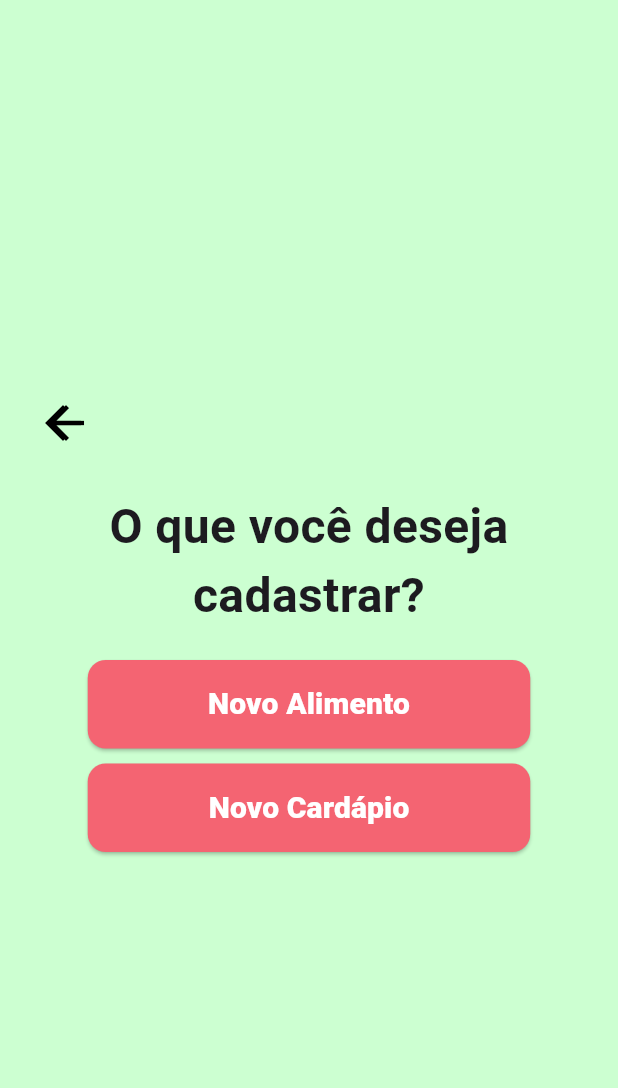
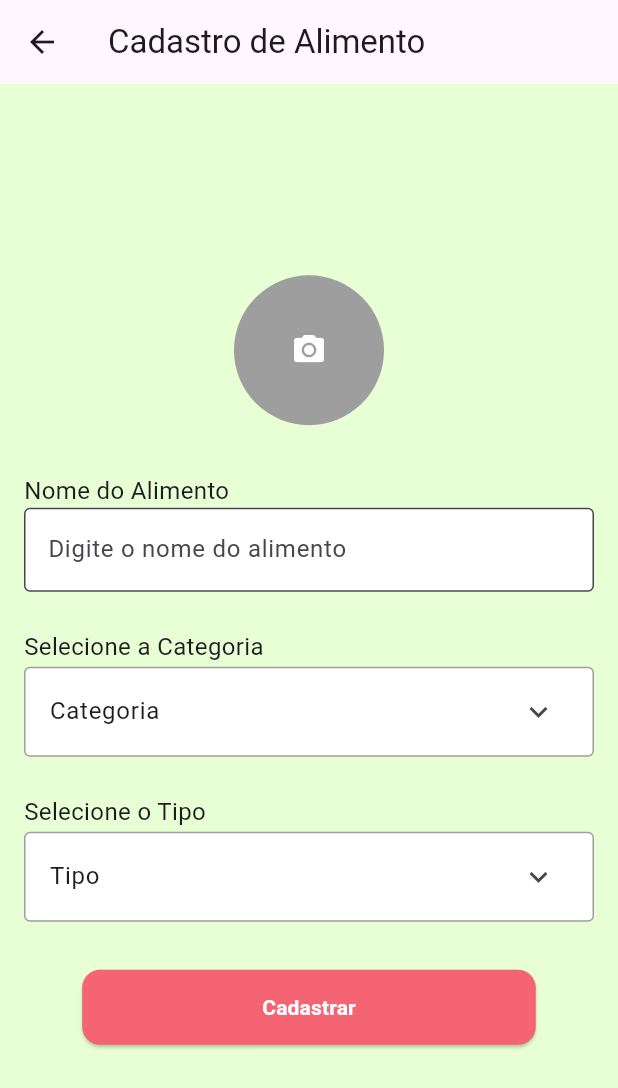
Before and after one commit to beatrizfeitosa/aplicativo-nutricao, a Flutter app: the CadastroPage screen opened directly, after a tap on "Novo Alimento", on a phone screen of 412 x 824 dp. Shown: the top 1088 px of the screen. Run offline on Flutter 3.47's test engine with Material 3 defaults, Android fonts, the phone set to English and light mode, and no system bars; our stand-ins replace flutter_masked_text2, google_fonts, image_picker, sqflite; accounts and stored records are empty.

Commit message:
Adding files to Food Registration

```diff
--- /dev/null
+++ b/lib/controllers/alimentos_controller.dart
@@ -0,0 +1,30 @@
+import 'dart:io';
+import 'package:image_picker/image_picker.dart';
+import 'package:aplicativo_nutricao/data/database_helper.dart';
+
+class AlimentosController {
+  Future<String?> selectImage() async {
+    final ImagePicker picker = ImagePicker();
+    final XFile? image = await picker.pickImage(source: ImageSource.gallery);
+    return image?.path;
+  }
+
+  Future<void> cadastrarAlimento({
+    required String nome,
+    required String tipo,
+    required String categoria,
+    String? foto,
+  }) async {
+    List<int> imageBytes = [];
+    if (foto != null) {
+      imageBytes = await _converterImagemParaBytes(foto);
+    }
+
+    await Database.insereAlimento(nome:nome, tipo:tipo, categoria:categoria, foto: imageBytes);
+  }
+
+  Future<List<int>> _converterImagemParaBytes(String imagePath) async {
+    final File imageFile = File(imagePath);
+    return await imageFile.readAsBytes();
+  }
+}
--- a/lib/data/database_helper.dart
+++ b/lib/data/database_helper.dart
@@ -13,6 +13,18 @@ class Database {
         createdAt TIMESTAMP NOT NULL DEFAULT CURRENT_TIMESTAMP
       )
       """);
+
+    // Criação da tabela `alimentos`
+    await database.execute("""
+    CREATE TABLE alimentos (
+  id INTEGER PRIMARY KEY AUTOINCREMENT NOT NULL,
+  nome TEXT NOT NULL,
+  categoria TEXT NOT NULL,
+  tipo TEXT NOT NULL,
+  foto BLOB,
+  createdAt TIMESTAMP DEFAULT CURRENT_TIMESTAMP
+)
+  """);
   }
 
   static Future<sql.Database> database() async {
@@ -25,7 +37,12 @@ class Database {
     );
   }
 
-  static Future<int> insereUsuario({required String email, required String senha, required String nome, required String dataNascimento, required List<int> foto}) async {
+  static Future<int> insereUsuario(
+      {required String email,
+      required String senha,
+      required String nome,
+      required String dataNascimento,
+      required List<int> foto}) async {
     final database = await Database.database();
     final data = {
       'email': email,
@@ -34,17 +51,41 @@ class Database {
       'data_nascimento': dataNascimento,
       'foto': foto,
     };
-    final id = await database.insert('usuarios', data, conflictAlgorithm: sql.ConflictAlgorithm.replace);
+    final id = await database.insert('usuarios', data,
+        conflictAlgorithm: sql.ConflictAlgorithm.replace);
+    return id;
+  }
+
+  static Future<int> insereAlimento(
+      {required String nome,
+      required String categoria,
+      required String tipo,
+      required List<int> foto}) async {
+    final database = await Database.database();
+    final data = {
+      'nome': nome,
+      'categoria': categoria,
+      'tipo': tipo,
+      'foto': foto,
+    };
+    final id = await database.insert('alimentos', data,
+        conflictAlgorithm: sql.ConflictAlgorithm.replace);
     return id;
   }
 
   static Future<List<Map<String, dynamic>>> retornaUsuario(String email) async {
     final database = await Database.database();
-    return database.query('usuarios', where: "email = ?", whereArgs: [email], limit: 1);
+    return database.query('usuarios',
+        where: "email = ?", whereArgs: [email], limit: 1);
   }
 
   static Future<List<Map<String, dynamic>>> retornaUsuarios() async {
     final database = await Database.database();
     return database.query('usuarios');
   }
+
+  static Future<List<Map<String, dynamic>>> retornaAlimentos() async {
+    final database = await Database.database();
+    return database.query('alimentos');
+  }
 }
--- /dev/null
+++ b/lib/view/cadastro_alimento.dart
@@ -0,0 +1,284 @@
+import 'dart:io';
+import 'package:aplicativo_nutricao/controllers/alimentos_controller.dart';
+import 'package:flutter/material.dart';
+
+class CadastroAlimento extends StatefulWidget {
+  const CadastroAlimento({Key? key}) : super(key: key);
+
+  @override
+  State<CadastroAlimento> createState() => _CadastroAlimentoState();
+}
+
+class _CadastroAlimentoState extends State<CadastroAlimento> {
+  final _formKey = GlobalKey<FormState>();
+  final _nomeController = TextEditingController();
+  String? _categoriaSelecionada;
+  String? _tipoSelecionado;
+  String? _imagePath;
+
+  @override
+  Widget build(BuildContext context) {
+    return Scaffold(
+      appBar: AppBar(
+        title: const Text('Cadastro de Alimento'),
+      ),
+      backgroundColor: const Color(0xFFE8FFD5),
+      body: Center(
+        child: SingleChildScrollView(
+          child: Padding(
+            padding: const EdgeInsets.all(16.0),
+            child: Form(
+              key: _formKey,
+              child: Column(
+                mainAxisAlignment: MainAxisAlignment.center,
+                children: [
+                  GestureDetector(
+                    onTap: _selectImage,
+                    child: _imagePath != null
+                        ? CircleAvatar(
+                            radius: 50,
+                            backgroundImage: FileImage(File(_imagePath!)),
+                          )
+                        : const CircleAvatar(
+                            radius: 50,
+                            backgroundColor: Colors.grey,
+                            child: Icon(Icons.camera_alt, color: Colors.white),
+                          ),
+                  ),
+                  const SizedBox(height: 32),
+                  const Align(
+                    alignment: Alignment.centerLeft,
+                    child: Text(
+                      'Nome do Alimento',
+                      style: TextStyle(fontSize: 16),
+                    ),
+                  ),
+                  TextFormField(
+                    controller: _nomeController,
+                    decoration: const InputDecoration(
+                      hintText: 'Digite o nome do alimento',
+                      border: OutlineInputBorder(),
+                      filled: true,
+                      fillColor: Colors.white,
+                    ),
+                    style: const TextStyle(
+                      fontSize: 16,
+                      color: Colors.black,
+                    ),
+                    validator: (value) {
+                      if (value == null || value.isEmpty) {
+                        return 'Por favor, insira o nome do alimento';
+                      }
+                      return null;
+                    },
+                    maxLines: 1,
+                  ),
+                  const SizedBox(height: 25),
+                  const Align(
+                    alignment: Alignment.centerLeft,
+                    child: Text(
+                      'Selecione a Categoria',
+                      style: TextStyle(fontSize: 16),
+                    ),
+                  ),
+                  const SizedBox(height: 2),
+                  Container(
+                    decoration: BoxDecoration(
+                      color: Colors.white,
+                      border: Border.all(color: Colors.grey),
+                      borderRadius: BorderRadius.circular(4),
+                    ),
+                    child: Align(
+                      alignment: Alignment.centerLeft,
+                      child: ExpansionTile(
+                        title: Text(
+                          _categoriaSelecionada ?? 'Categoria',
+                          style: TextStyle(
+                            fontSize: 16,
+                            fontWeight: FontWeight.normal,
+                          ),
+                        ),
+                        children: <Widget>[
+                          const Divider(),
+                          ListTile(
+                            title: const Text('Café'),
+                            onTap: () {
+                              setState(() {
+                                _categoriaSelecionada =
+                                    'Café'; // Atualiza a categoria selecionada
+                              });
+                            },
+                          ),
+                          const Divider(),
+                          ListTile(
+                            title: const Text('Almoço'),
+                            onTap: () {
+                              setState(() {
+                                _categoriaSelecionada =
+                                    'Almoço'; // Atualiza a categoria selecionada
+                              });
+                            },
+                          ),
+                          const Divider(),
+                          ListTile(
+                            title: const Text('Janta'),
+                            onTap: () {
+                              setState(() {
+                                _categoriaSelecionada =
+                                    'Janta'; // Atualiza a categoria selecionada
+                              });
+                            },
+                          ),
+                        ],
+                      ),
+                    ),
+                  ),
+                  const SizedBox(height: 25),
+                  const Align(
+                    alignment: Alignment.centerLeft,
+                    child: Text(
+                      'Selecione o Tipo',
+                      style: TextStyle(fontSize: 16),
+                    ),
+                  ),
+                  const SizedBox(height: 2),
+                  Container(
+                    decoration: BoxDecoration(
+                      color: Colors.white,
+                      border: Border.all(color: Colors.grey),
+                      borderRadius: BorderRadius.circular(4),
+                    ),
+                    child: Align(
+                      alignment: Alignment.centerLeft,
+                      child: ExpansionTile(
+                        title: Text(
+                          _tipoSelecionado ?? 'Tipo',
+                          style: TextStyle(
+                            fontSize: 16,
+                            fontWeight: FontWeight.normal,
+                          ),
+                        ),
+                        children: <Widget>[
+                          const Divider(),
+                          ListTile(
+                            title: const Text('Bebida'),
+                            onTap: () {
+                              setState(() {
+                                _tipoSelecionado =
+                                    'Bebida'; // Atualiza a categoria selecionada
+                              });
+                            },
+                          ),
+                          const Divider(),
+                          ListTile(
+                            title: const Text('Proteina'),
+                            onTap: () {
+                              setState(() {
+                                _tipoSelecionado =
+                                    'Proteina'; // Atualiza a categoria selecionada
+                              });
+                            },
+                          ),
+                          const Divider(),
+                          ListTile(
+                            title: const Text('Carboidrato'),
+                            onTap: () {
+                              setState(() {
+                                _tipoSelecionado =
+                                    'Carboidrato'; // Atualiza a categoria selecionada
+                              });
+                            },
+                          ),
+                          const Divider(),
+                          ListTile(
+                            title: const Text('Fruta'),
+                            onTap: () {
+                              setState(() {
+                                _tipoSelecionado =
+                                    'Fruta'; // Atualiza a categoria selecionada
+                              });
+                            },
+                          ),
+                          const Divider(),
+                          ListTile(
+                            title: const Text('Grão'),
+                            onTap: () {
+                              setState(() {
+                                _tipoSelecionado =
+                                    'Grão'; // Atualiza a categoria selecionada
+                              });
+                            },
+                          ),
+                        ],
+                      ),
+                    ),
+                  ),
+                  const SizedBox(height: 32),
+                  ElevatedButton(
+                    onPressed: () {
+                      String? categoria = _categoriaSelecionada;
+                      String? tipo = _tipoSelecionado;
+
+                      //int usuarioId =
+
+                      if (_formKey.currentState!.validate()) {
+                        if (categoria != null && tipo != null) {
+                          AlimentosController().cadastrarAlimento(
+                            nome: _nomeController.text,
+                            categoria: categoria, // Passa a categoria selecionada
+                            tipo: tipo, // Passa o tipo selecionado
+                            foto: _imagePath, // Caminho da imagem
+                            //usuarioId: usuario
+                          );
+                        } else {
+                          ScaffoldMessenger.of(context).showSnackBar(
+                              const SnackBar(
+                                  content: Text(
+                                      'Selecione uma categoria e um tipo.')));
+                        }
+                        Navigator.pop(context); // Volta para a tela anterior
+                      }
+                    },
+                    style: ElevatedButton.styleFrom(
+                      backgroundColor:
+                          const Color(0xFFF46472), // Cor de fundo do botão
+                      foregroundColor: Colors.white, // Cor do texto do botão
+                      padding: const EdgeInsets.symmetric(
+                          horizontal: 120, vertical: 15),
+                      shape: RoundedRectangleBorder(
+                        borderRadius: BorderRadius.circular(12),
+                      ),
+                    ),
+                    child: const Text(
+                      'Cadastrar', // Texto do botão
+                      style: TextStyle(
+                        fontWeight: FontWeight.bold, // Deixa o texto em negrito
+                        color: Colors
+                            .white, // Garante que a cor do texto seja branca
+                      ),
+                    ),
+                  ),
+                ],
+              ),
+            ),
+          ),
+        ),
+      ),
+    );
+  }
+
+  void _selectImage() async {
+    final path = await AlimentosController().selectImage();
+    if (path != null) {
+      setState(() {
+        _imagePath = path;
+      });
+    }
+  }
+
+  @override
+  void dispose() {
+    _nomeController.dispose();
+    super.dispose();
+  }
+}
--- a/lib/view/cadastro_page.dart
+++ b/lib/view/cadastro_page.dart
@@ -1,4 +1,9 @@
+import 'package:aplicativo_nutricao/view/cadastro_alimento.dart';
+import 'package:aplicativo_nutricao/view/nsei.dart';
 import 'package:flutter/material.dart';
+import 'package:sqflite/sqflite.dart';
+import 'package:path/path.dart'; // Para usar a função join
+
 
 class CadastroPage extends StatelessWidget {
   const CadastroPage({super.key});
@@ -59,8 +64,8 @@ class CadastroPage extends StatelessWidget {
               SizedBox(
                 width: 295,
                 child: ElevatedButton(
-                  onPressed: () {
-                    // Ação para cadastrar novo alimento
+                  onPressed: () async {
+                    cadastrarAlimento(context);
                   },
                   style: ElevatedButton.styleFrom(
                     backgroundColor:
@@ -86,7 +91,7 @@ class CadastroPage extends StatelessWidget {
                 width: 295,
                 child: ElevatedButton(
                   onPressed: () {
-                    // Ação para cadastrar novo cardápio
+                    consultarAlimento(context);
                   },
                   style: ElevatedButton.styleFrom(
                     backgroundColor:
@@ -113,4 +118,29 @@ class CadastroPage extends StatelessWidget {
       ),
     );
   }
+
+   Future<void> deletarBancoDeDados() async {
+    // Obter o caminho do banco de dados
+    String caminhoBanco = join(await getDatabasesPath(), 'nutrify.db');
+    await deleteDatabase(caminhoBanco); // Deletar o banco de dados
+  }
+
+  cadastrarAlimento(BuildContext context) async {
+ // await deletarBancoDeDados();
+  Navigator.push(
+    context,
+    MaterialPageRoute(
+      builder: (context) => CadastroAlimento(),
+    ),
+  );
 }
+
+consultarAlimento(BuildContext context) {
+  Navigator.push(
+    context,
+    MaterialPageRoute(
+      builder: (context) => AlimentosScreen(),
+    ),
+  );
+}
+}
--- a/pubspec.yaml
+++ b/pubspec.yaml
@@ -35,6 +35,7 @@ dependencies:
   crypto: ^3.0.2
   flutter_masked_text2: ^0.9.1
   image_picker: ^1.0.7
+  path_provider: ^2.0.0
 
 
   # The following adds the Cupertino Icons font to your application.
@@ -51,7 +52,7 @@ dev_dependencies:
   # activated in the `analysis_options.yaml` file located at the root of your
   # package. See that file for information about deactivating specific lint
   # rules and activating additional ones.
-  flutter_lints: ^4.0.0
+  flutter_lints: ^5.0.0
 
 # For information on the generic Dart part of this file, see the
 # following page: https://dart.dev/tools/pub/pubspec
```
Also changed, not shown: lib/view/nsei.dart (added, +60 -0 lines).
